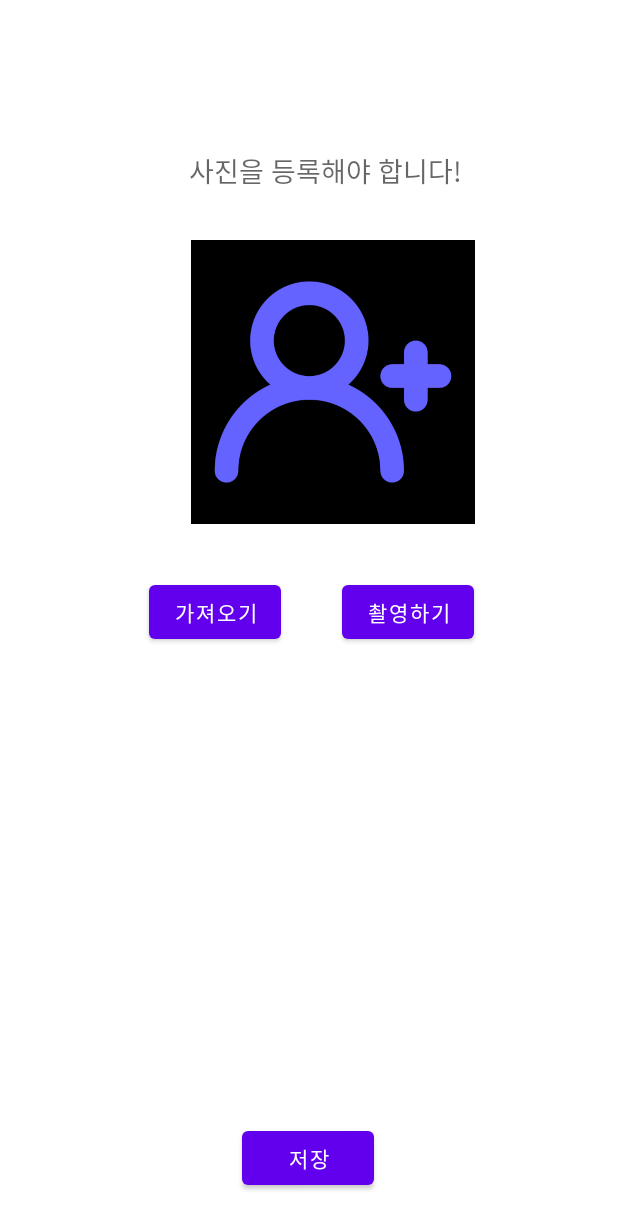
After one commit to mon99i/HanshinChat1, an Android app: the layout set_profile_1.xml on its own in the app's theme, with its tools: preview values and no code run, on a phone screen of 412 x 824 dp. The commit adds this screen. Shown: the top 1229 px of the screen. Run offline under Robolectric (Android 15) with nearby library versions, the phone set to English and light mode, and no system bars.

```diff
--- a/app/src/main/res/layout/home.xml
+++ b/app/src/main/res/layout/home.xml
@@ -4,7 +4,7 @@
     xmlns:tools="http://schemas.android.com/tools"
     android:layout_width="match_parent"
     android:layout_height="match_parent"
-    tools:context=".MainActivity"
+    tools:context=".HomeActivity"
     android:orientation="vertical">
 
     <LinearLayout
--- /dev/null
+++ b/app/src/main/res/layout/set_profile_1.xml
@@ -0,0 +1,66 @@
+<?xml version="1.0" encoding="utf-8"?>
+<androidx.constraintlayout.widget.ConstraintLayout xmlns:android="http://schemas.android.com/apk/res/android"
+    xmlns:app="http://schemas.android.com/apk/res-auto"
+    xmlns:tools="http://schemas.android.com/tools"
+    android:layout_width="match_parent"
+    android:layout_height="match_parent"
+    tools:context=".SetProfileActivity">
+
+    <Button
+        android:id="@+id/saveBtn"
+        android:layout_width="wrap_content"
+        android:layout_height="wrap_content"
+        android:layout_marginBottom="28dp"
+        android:text="저장"
+        app:layout_constraintBottom_toBottomOf="parent"
+        app:layout_constraintEnd_toEndOf="parent"
+        app:layout_constraintHorizontal_bias="0.498"
+        app:layout_constraintStart_toStartOf="parent" />
+
+    <TextView
+        android:id="@+id/textView5"
+        android:layout_width="204dp"
+        android:layout_height="41dp"
+        android:layout_marginTop="100dp"
+        android:text="  사진을 등록해야 합니다! "
+        android:textAppearance="@style/TextAppearance.AppCompat.Medium"
+        app:layout_constraintEnd_toEndOf="parent"
+        app:layout_constraintHorizontal_bias="0.56"
+        app:layout_constraintStart_toStartOf="parent"
+        app:layout_constraintTop_toTopOf="parent" />
+
+    <Button
+        android:id="@+id/captureBtn"
+        android:layout_width="wrap_content"
+        android:layout_height="wrap_content"
+        android:layout_marginTop="384dp"
+        android:text="촬영하기"
+        app:layout_constraintEnd_toEndOf="parent"
+        app:layout_constraintHorizontal_bias="0.703"
+        app:layout_constraintStart_toStartOf="parent"
+        app:layout_constraintTop_toTopOf="parent" />
+
+    <Button
+        android:id="@+id/getPhotoBtn"
+        android:layout_width="wrap_content"
+        android:layout_height="wrap_content"
+        android:layout_marginTop="384dp"
+        android:text="가져오기"
+        app:layout_constraintEnd_toEndOf="parent"
+        app:layout_constraintHorizontal_bias="0.306"
+        app:layout_constraintStart_toStartOf="parent"
+        app:layout_constraintTop_toTopOf="parent" />
+
+    <ImageView
+        android:id="@+id/image"
+        android:layout_width="197dp"
+        android:layout_height="189dp"
+        android:layout_marginTop="160dp"
+        android:src="@drawable/set_profile"
+        app:layout_constraintEnd_toEndOf="parent"
+        app:layout_constraintHorizontal_bias="0.574"
+        app:layout_constraintStart_toStartOf="parent"
+        app:layout_constraintTop_toTopOf="parent" />
+
+
+</androidx.constraintlayout.widget.ConstraintLayout>
--- a/app/src/main/res/values/strings.xml
+++ b/app/src/main/res/values/strings.xml
@@ -1,5 +1,5 @@
 <resources>
-    <string name="app_name">ChattingApp</string>
+    <string name="app_name">두근두근한신대</string>
 
     <string name="success_login">구글 로그인 성공</string>
     <string name="failed_login">구글 로그인 실패</string>
```
Also changed, not shown: app/src/main/res/layout/login.xml (added, +43 -0 lines), app/src/main/res/layout/set_profile_2.xml (added, +72 -0 lines), app/src/main/res/drawable/set_profile.png (added).
